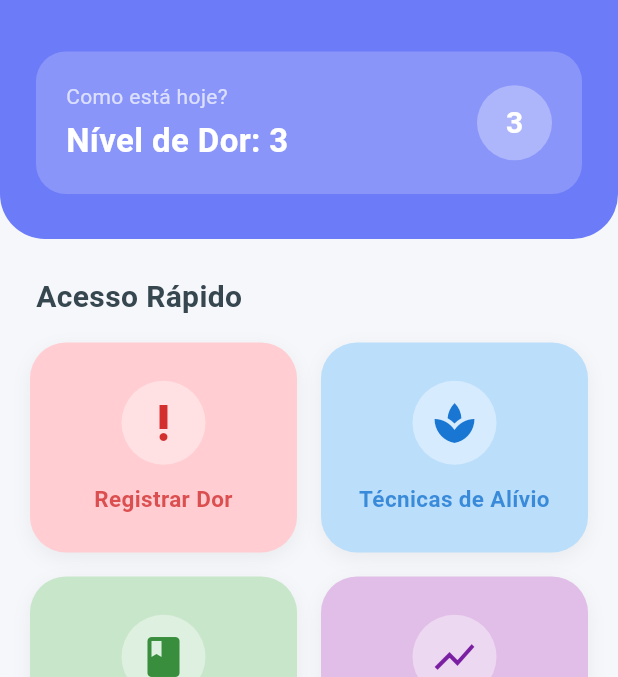
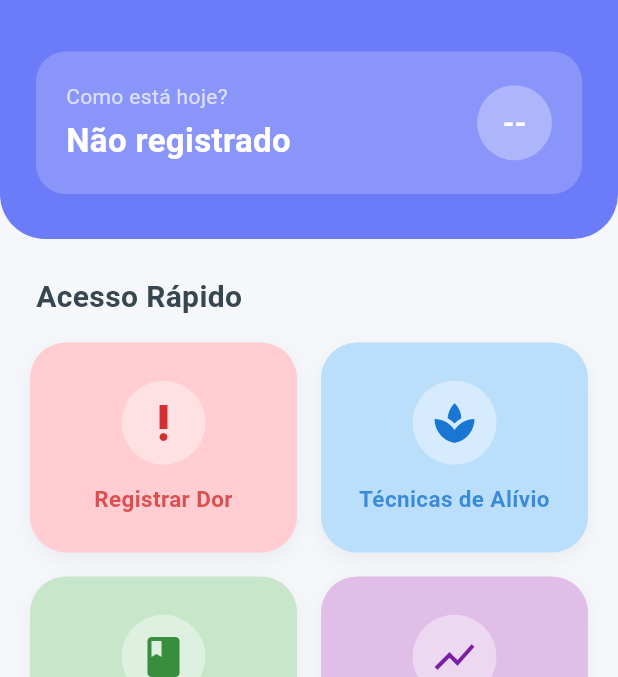
Before and after one commit to eduardo-oldenburg/cuid_artrite, a Flutter app: the HomePage screen opened by its route, on a phone screen of 412 x 824 dp, the part 157-834 px from its top. Run offline on Flutter 3.47's test engine with Material 3 defaults, Android fonts, the light colour scheme and no system bars; our stand-ins replace cloud_firestore, firebase_core, shared_preferences; accounts and stored records are empty.

Commit message:
updt: home para mostrar registro atual

```diff
--- a/cuid_artrite/lib/features/home/presentation/pages/home_page.dart
+++ b/cuid_artrite/lib/features/home/presentation/pages/home_page.dart
@@ -1,4 +1,5 @@
 import 'package:flutter/material.dart';
+import 'package:cloud_firestore/cloud_firestore.dart'; // Import Firestore
 import '../../../../core/theme/app_colors.dart';
 import '../../../education/presentation/pages/education_page.dart';
 import '../../../pain_tracker/presentation/pages/pain_scale_page.dart';
@@ -8,16 +9,73 @@ import '../../../practices/presentation/pages/practices_page.dart';
 import '../../../practices/presentation/pages/breathAndRelax/breathing_techniques_page.dart';
 import 'package:shared_preferences/shared_preferences.dart';
 
-class HomePage extends StatelessWidget {
+class HomePage extends StatefulWidget {
   const HomePage({super.key});
+
+  @override
+  State<HomePage> createState() => _HomePageState();
+}
+
+class _HomePageState extends State<HomePage> {
+  int? _todaysPainLevel; // Stores the pain level (null if not registered)
+  bool _isLoading = true;
+
+  @override
+  void initState() {
+    super.initState();
+    _loadTodaysPain();
+  }
+
+  // --- 1. Fetch Today's Pain Logic ---
+  Future<void> _loadTodaysPain() async {
+    setState(() => _isLoading = true);
+
+    try {
+      final prefs = await SharedPreferences.getInstance();
+      final String? userId = prefs.getString('userId');
+
+      if (userId == null) return;
+
+      // Calculate start of today (Midnight)
+      final now = DateTime.now();
+      final startOfDay = DateTime(now.year, now.month, now.day);
+
+      // Query Firestore: Get latest record for today
+      final QuerySnapshot snapshot = await FirebaseFirestore.instance
+          .collection('pain_records')
+          .where('userId', isEqualTo: userId)
+          .where('timestamp', isGreaterThanOrEqualTo: startOfDay)
+          .orderBy('timestamp', descending: true) // Get the most recent one
+          .limit(1)
+          .get();
+
+      if (snapshot.docs.isNotEmpty) {
+        final data = snapshot.docs.first.data() as Map<String, dynamic>;
+        if (mounted) {
+          setState(() {
+            _todaysPainLevel = data['painLevel'];
+          });
+        }
+      } else {
+        if (mounted) {
+          setState(() {
+            _todaysPainLevel = null; // No record found for today
+          });
+        }
+      }
+    } catch (e) {
+      debugPrint("Error fetching pain: $e");
+    } finally {
+      if (mounted) setState(() => _isLoading = false);
+    }
+  }
 
   // --- 2. Logout Logic ---
   Future<void> _logout(BuildContext context) async {
     final prefs = await SharedPreferences.getInstance();
-    await prefs.clear(); // Clears the session data
+    await prefs.clear();
 
     if (context.mounted) {
-      // Navigate back to Login and remove all previous routes
       Navigator.pushNamedAndRemoveUntil(context, '/login', (route) => false);
     }
   }
@@ -110,7 +168,7 @@ class HomePage extends StatelessWidget {
               ),
               Row(
                 children: [
-              // --- 1. Notifications Button (Your new code) ---
+                  // Notifications Button
                   GestureDetector(
                     onTap: () {
                       Navigator.push(
@@ -123,25 +181,22 @@ class HomePage extends StatelessWidget {
                     child: Container(
                       padding: const EdgeInsets.all(8),
                       decoration: BoxDecoration(
-                    color: AppColors.white.withOpacity(0.2), // Glass effect
+                        color: AppColors.white.withOpacity(0.2),
                         shape: BoxShape.circle,
                       ),
                       child: const Icon(Icons.notifications, color: AppColors.white),
                     ),
                   ),
 
-              const SizedBox(width: 12), // Space between buttons
+                  const SizedBox(width: 12),
 
-              // --- 2. Logout Button (Matching Style) ---
+                  // Logout Button
                   GestureDetector(
                     onTap: () => _logout(context),
                     child: Container(
                       padding: const EdgeInsets.all(8),
                       decoration: BoxDecoration(
-                    // Using the same style as notifications for consistency
                         color: AppColors.white.withOpacity(0.2),
-                    // If you prefer it red to warn the user, uncomment below:
-                    // color: Colors.red.withOpacity(0.7),
                         shape: BoxShape.circle,
                       ),
                       child: const Icon(Icons.logout, color: AppColors.white),
@@ -154,7 +209,7 @@ class HomePage extends StatelessWidget {
 
           const SizedBox(height: 30),
 
-          // card de Status
+          // --- Status Card (Updated) ---
           Container(
             padding: const EdgeInsets.all(20),
             decoration: BoxDecoration(
@@ -166,18 +221,20 @@ class HomePage extends StatelessWidget {
               children: [
                 Column(
                   crossAxisAlignment: CrossAxisAlignment.start,
-                  children: const [
-                    Text(
+                  children: [
+                    const Text(
                       "Como está hoje?",
                       style: TextStyle(
                         color: Colors.white70,
                         fontSize: 14,
                       ),
                     ),
-                    SizedBox(height: 4),
+                    const SizedBox(height: 4),
                     Text(
-                      "Nível de Dor: 3",
-                      style: TextStyle(
+                      _todaysPainLevel != null
+                          ? "Nível de Dor: $_todaysPainLevel"
+                          : "Não registrado", // Logic to show text
+                      style: const TextStyle(
                         color: AppColors.white,
                         fontSize: 22,
                         fontWeight: FontWeight.bold,
@@ -192,10 +249,14 @@ class HomePage extends StatelessWidget {
                     color: AppColors.white.withOpacity(0.3),
                     shape: BoxShape.circle,
                   ),
-                  child: const Center(
-                    child: Text(
-                      "3",
-                      style: TextStyle(
+                  child: Center(
+                    child: _isLoading
+                      ? const CircularProgressIndicator(color: Colors.white, strokeWidth: 2)
+                      : Text(
+                          _todaysPainLevel != null
+                              ? "$_todaysPainLevel"
+                              : "--", // Logic to show number or dashes
+                          style: const TextStyle(
                             color: AppColors.white,
                             fontSize: 20,
                             fontWeight: FontWeight.bold,
@@ -216,7 +277,6 @@ class HomePage extends StatelessWidget {
       padding: const EdgeInsets.symmetric(horizontal: 20.0),
       child: Column(
         children: [
-          // linha 1
           Row(
             children: [
               Expanded(
@@ -231,7 +291,10 @@ class HomePage extends StatelessWidget {
                       MaterialPageRoute(
                         builder: (context) => const PainScalePage(),
                       ),
-                    );
+                    ).then((_) {
+                      // --- REFRESH HOME AFTER RETURNING ---
+                      _loadTodaysPain();
+                    });
                   },
                 ),
               ),
@@ -255,7 +318,6 @@ class HomePage extends StatelessWidget {
             ],
           ),
           const SizedBox(height: 16),
-          // linha 2
           Row(
             children: [
               Expanded(
@@ -294,7 +356,6 @@ class HomePage extends StatelessWidget {
             ],
           ),
           const SizedBox(height: 16),
-          // Centralizado
           Row(
             mainAxisAlignment: MainAxisAlignment.center,
             children: [
```
Lines whose indentation alone changed are shown as unchanged.
